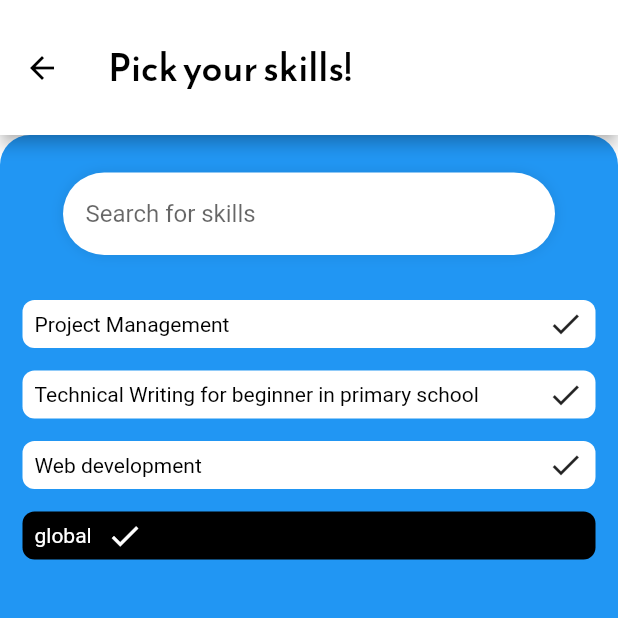
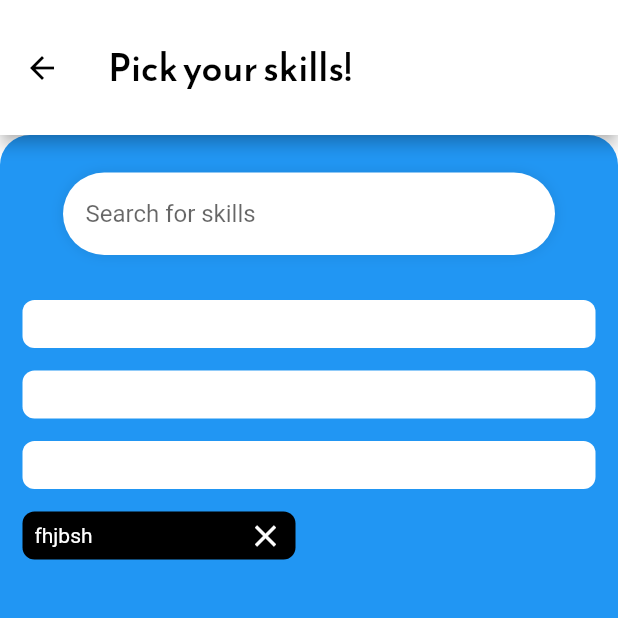
Before and after one commit to leslly/my_first_flutter, a Flutter app: the DreamView screen opened directly, on a phone screen of 412 x 824 dp, the top half of it. Run offline on Flutter 3.47's test engine with Material 2 defaults, Android fonts, the phone set to English and light mode, and no system bars; our stand-ins replace flutter_svg, get, hexcolor.

```diff
--- a/lib/views/label_two.dart
+++ b/lib/views/label_two.dart
@@ -1,9 +1,7 @@
 import 'package:flutter/material.dart';
 
-import '../utils/global_colours.dart';
-
 class LabelTwo extends StatefulWidget {
-  const LabelTwo({Key? key}) : super(key: key);
+  LabelTwo({Key? key,t}) : super(key: key);
 
   @override
   State<LabelTwo> createState() => _LabelTwoState();
@@ -12,9 +10,7 @@ class LabelTwo extends StatefulWidget {
 class _LabelTwoState extends State<LabelTwo> {
 
   bool _colorOfButton = true;
-  Color _secondColorOfButton = Colors.black;
-  Color _textColor = Colors.white;
-  Color _secondTextColor = Colors.black;
+  //String text = 'shopping';
 
   @override
   Widget build(BuildContext context) {
@@ -22,54 +18,34 @@ class _LabelTwoState extends State<LabelTwo> {
       onTap: () {
         setState(() {
           _colorOfButton = !_colorOfButton;
-          if(Color == !_colorOfButton){
-            Icon(
-              Icons.clear_sharp,
-              color:_textColor,
-              //clear_sharp
-            );
-            TextStyle(
-              color: _textColor,
-            );
-          }else if(Color == _colorOfButton){
-            Icon(
-              Icons.check_sharp,
-              color: _secondTextColor,
-              //clear_sharp
-            );
-            TextStyle(
-              color:_secondTextColor,
-            );
-          }
+         // _colorOfButton ? Icons.clear_sharp : Icons.check_sharp;
         });
       },
-        // child: _colorOfButton ? Icon(Icons.clear_sharp) : Icon(Icons.check_sharp),
       child: Container(
-        padding: EdgeInsets.only(left: 8.0, right: 8),
+        padding: const EdgeInsets.only(left: 8.0, right: 8),
         height: 32,
-        // width: 100*2,
-        // margin: EdgeInsets.only(right: 200),
+        width: 100*2,
+         margin: const EdgeInsets.only(right: 200),
         decoration: BoxDecoration(
           borderRadius: BorderRadius.circular(8),
           color: _colorOfButton? Colors.black : Colors.white,
         ),
         child: Row(
-          //mainAxisAlignment: MainAxisAlignment.spaceBetween,
+          mainAxisAlignment: MainAxisAlignment.spaceBetween,
           children: [
             Text(
-              'global',
+              'fhjbsh',
               style: TextStyle(
-
                 fontFamily: 'Roboto',
                 fontSize: 14,
                 fontWeight: FontWeight.normal,
                 color: _colorOfButton? Colors.white : Colors.black
               ),
             ),
-            SizedBox(width: 10),
+            const SizedBox(width: 10),
             Icon(
-              Icons.check_sharp,
-                color: _colorOfButton? Colors.white : Colors.black
+              _colorOfButton ? Icons.clear_sharp : Icons.check_sharp,
+                color: _colorOfButton? Colors.white : Colors.black,
             ),
           ],
         ),
--- a/lib/views/widgets/dream_global/dream_view.dart
+++ b/lib/views/widgets/dream_global/dream_view.dart
@@ -62,38 +62,11 @@ class DreamView extends StatelessWidget {
                       b: 328,
                     ),
                     const SizedBox(height: 30),
-                    LabelGlobal(
-                      changeColor: () {
-                        Navigator.push(context, MaterialPageRoute(builder: (context) => ContentView() ));
-
-                      },
-                      text: 'Project Management',
-                    ),
+                    LabelGlobal(text: 'Project Management'),
                     const SizedBox(height: 15),
-                    LabelGlobal(
-                      changeColor: () {
-                        Navigator.push(context, MaterialPageRoute(builder: (context) => ContentView() ));
-
-                      },
-                      text: 'Technical Writing for beginner in primary school',
-                    ),
+                    LabelGlobal(text: 'Technical Writing for beginner in primary school'),
                     const SizedBox(height: 15),
-                    LabelGlobal(
-                      changeColor: () {
-                        if(Colors == GlobalColor.black){
-                          Icon(
-                            Icons.clear_sharp,
-                            //clear_sharp
-                          );
-                        }else{
-                          Icon(
-                            Icons.check_sharp,
-                            //clear_sharp
-                          );
-                        }
-                      },
-                      text: 'Web development',
-                    ),
+                    LabelGlobal(text: 'Web development'),
                     const SizedBox(height: 15),
                     LabelTwo(),
                   ],
--- a/lib/views/widgets/label_global.dart
+++ b/lib/views/widgets/label_global.dart
@@ -1,36 +1,23 @@
 import 'package:flutter/material.dart';
 import 'package:my_first_flutter/utils/global_colours.dart';
-import 'package:my_first_flutter/views/content_view.dart';
 
 class LabelGlobal extends StatelessWidget {
-  const LabelGlobal({Key? key, this.text = 'How to study', required this.changeColor}) : super(key: key);
+  LabelGlobal({Key? key, this.text = 'How to study'}) : super(key: key);
 
-  final String text;
-  final VoidCallback changeColor;
-  //final Color change = GlobalColor.black;
+  final String text;//// to change the text in dream view
+ // final VoidCallback changeColor;////TOo navigate to subject page
+  bool _colorOfButton = true;//// for the color and icons
 
   @override
   Widget build(BuildContext context) {
     return InkWell(
-      // onTap: changeColor,
       onTap: () {
-
-        if(Colors == GlobalColor.black){
-          Icon(
-            Icons.clear_sharp,
-            //clear_sharp
-          );
-        }else{
-          Icon(
-            Icons.check_sharp,
-            //clear_sharp
-          );
-        }
+          _colorOfButton = !_colorOfButton;
+          _colorOfButton ? Icons.clear_sharp : Icons.check_sharp;
       },
       child: Container(
-        padding: EdgeInsets.only(left: 8.0, right: 8),
+        padding: const EdgeInsets.only(left: 8.0, right: 8),
         height: 32,
-
         // margin: EdgeInsets.only(right: 200),
         decoration: BoxDecoration(
           borderRadius: BorderRadius.circular(8),
@@ -42,16 +29,16 @@ class LabelGlobal extends StatelessWidget {
             Text(
               text,
               style: TextStyle(
-                color: GlobalColor.black,
                 fontFamily: 'Roboto',
                 fontSize: 14,
                 fontWeight: FontWeight.normal,
+                  color: _colorOfButton ? Colors.white : Colors.black,
               ),
             ),
-            SizedBox(width: 10),
+            const SizedBox(width: 10),
             Icon(
-              Icons.check_sharp,
-              //clear_sharp
+              _colorOfButton ? Icons.clear_sharp : Icons.check_sharp,
+              color: _colorOfButton? Colors.white : Colors.black,
             ),
           ],
         ),
```
